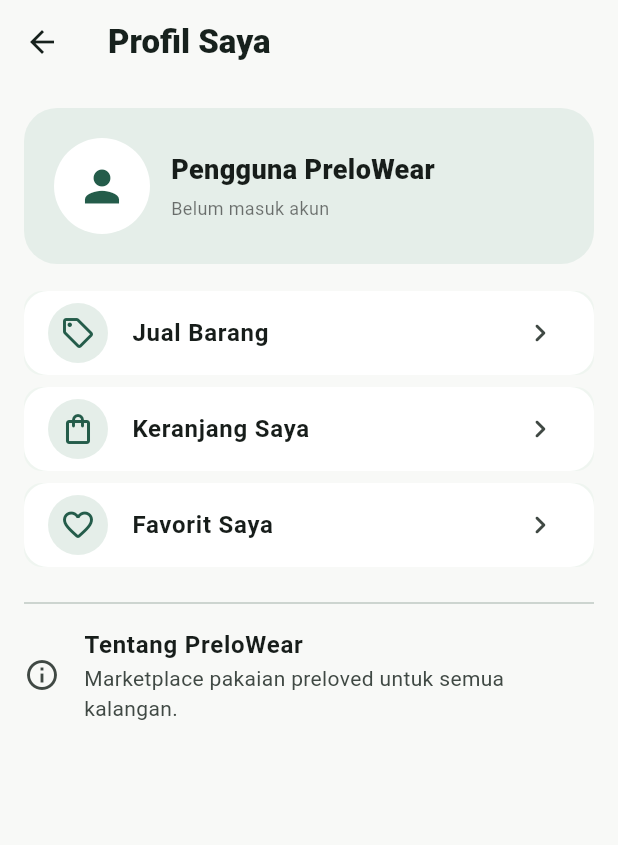
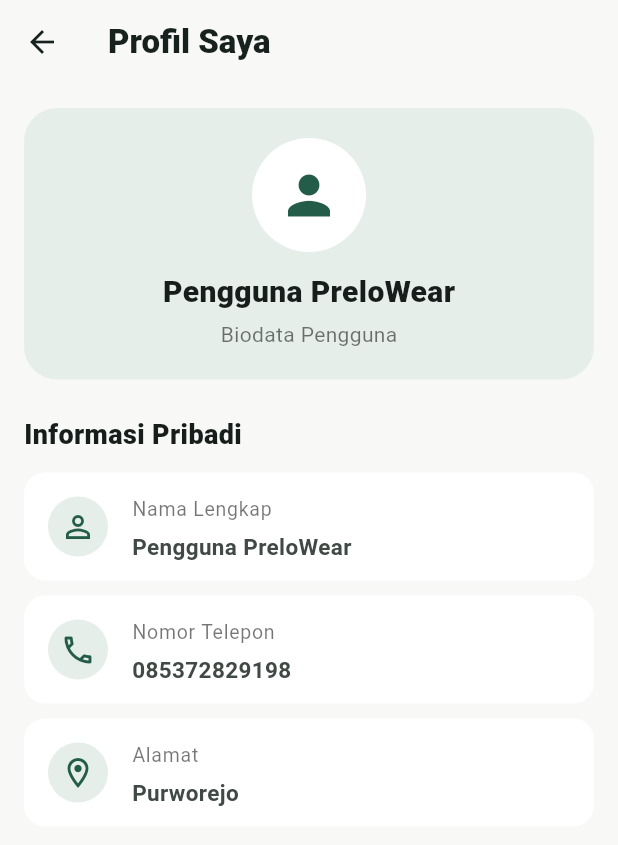
Before and after one commit to IchiMarchalinaPutriRaswa/praktikumPAB, a Flutter app: the ProfilePage screen opened directly, on a phone screen of 412 x 824 dp. Shown: the top 845 px of the screen. Run offline on Flutter 3.47's test engine with Material 3 defaults, Android fonts, the phone set to English and light mode, and no system bars; our stand-ins replace image_picker; network calls fail.

Commit message:
PreloWear

```diff
--- a/lib/pages/profile_page.dart
+++ b/lib/pages/profile_page.dart
@@ -1,8 +1,7 @@
 import 'package:flutter/material.dart';
 import '../favorite_store.dart';
+import '../product_store.dart';
 import '../widgets/product_card.dart';
-import 'sell_page.dart';
-import 'cart_page.dart';
 import 'product_detail_page.dart';
 
 class ProfilePage extends StatelessWidget {
@@ -11,45 +10,45 @@
   @override
   Widget build(BuildContext context) => Scaffold(
     appBar: AppBar(title: const Text('Profil Saya', style: TextStyle(fontWeight: FontWeight.w800))),
-    body: ListView(
-      padding: const EdgeInsets.all(16),
-      children: [
+    body: ListView(padding: const EdgeInsets.all(16), children: [
       Container(
         padding: const EdgeInsets.all(20),
         decoration: BoxDecoration(color: const Color(0xFFE5EEE9), borderRadius: BorderRadius.circular(22)),
-          child: const Row(children: [
-            CircleAvatar(radius: 32, backgroundColor: Colors.white, child: Icon(Icons.person, size: 34, color: Color(0xFF245C4A))),
-            SizedBox(width: 14),
-            Column(crossAxisAlignment: CrossAxisAlignment.start, children: [
-              Text('Pengguna PreloWear', style: TextStyle(fontSize: 18, fontWeight: FontWeight.w800)),
+        child: const Column(children: [
+          CircleAvatar(radius: 38, backgroundColor: Colors.white, child: Icon(Icons.person, size: 42, color: Color(0xFF245C4A))),
+          SizedBox(height: 12),
+          Text('Pengguna PreloWear', style: TextStyle(fontSize: 20, fontWeight: FontWeight.w800)),
           SizedBox(height: 4),
-              Text('Belum masuk akun', style: TextStyle(color: Colors.black54, fontSize: 12)),
-            ]),
+          Text('Biodata Pengguna', style: TextStyle(color: Colors.black54)),
         ]),
       ),
-        const SizedBox(height: 18),
-        _Menu(icon: Icons.sell_outlined, title: 'Jual Barang',
-            onTap: () => Navigator.push(context, MaterialPageRoute(builder: (_) => const SellPage()))),
-        _Menu(icon: Icons.shopping_bag_outlined, title: 'Keranjang Saya',
-            onTap: () => Navigator.push(context, MaterialPageRoute(builder: (_) => const CartPage()))),
-        ValueListenableBuilder<Set<String>>(
-          valueListenable: FavoriteStore.favorites,
-          builder: (context, favorites, _) => _Menu(
-            icon: Icons.favorite_border_rounded,
-            title: 'Favorit Saya',
-            trailing: favorites.isEmpty ? null : '${favorites.length}',
-            onTap: () => Navigator.push(context, MaterialPageRoute(builder: (_) => const FavoritePage())),
+      const SizedBox(height: 24),
+      const Text('Informasi Pribadi', style: TextStyle(fontSize: 18, fontWeight: FontWeight.w800)),
+      const SizedBox(height: 12),
+      const _BiodataTile(icon: Icons.person_outline, title: 'Nama Lengkap', value: 'Pengguna PreloWear'),
+      const _BiodataTile(icon: Icons.phone_outlined, title: 'Nomor Telepon', value: '085372829198'),
+      const _BiodataTile(icon: Icons.location_on_outlined, title: 'Alamat', value: 'Purworejo'),
+    ]),
+  );
+}
+
+class _BiodataTile extends StatelessWidget {
+  final IconData icon;
+  final String title, value;
+
+  const _BiodataTile({required this.icon, required this.title, required this.value});
+
+  @override
+  Widget build(BuildContext context) => Card(
+    elevation: 0, margin: const EdgeInsets.only(bottom: 10), color: Colors.white,
+    shape: RoundedRectangleBorder(borderRadius: BorderRadius.circular(14)),
+    child: ListTile(
+      leading: CircleAvatar(backgroundColor: const Color(0xFFE5EEE9), child: Icon(icon, color: const Color(0xFF245C4A))),
+      title: Text(title, style: const TextStyle(fontSize: 13, color: Colors.black54)),
+      subtitle: Padding(
+        padding: const EdgeInsets.only(top: 4),
+        child: Text(value, style: const TextStyle(fontSize: 15, fontWeight: FontWeight.w600)),
       ),
-        ),
-        const SizedBox(height: 8),
-        const Divider(),
-        const ListTile(
-          contentPadding: EdgeInsets.zero,
-          leading: Icon(Icons.info_outline),
-          title: Text('Tentang PreloWear', style: TextStyle(fontWeight: FontWeight.w600)),
-          subtitle: Text('Marketplace pakaian preloved untuk semua kalangan.'),
-        ),
-      ],
     ),
   );
 }
@@ -57,20 +56,15 @@
 class FavoritePage extends StatelessWidget {
   const FavoritePage({super.key});
 
-  static const products = [
-    {'name': 'Basic Cotton T-Shirt', 'price': 'Rp45.000', 'condition': 'Kondisi sangat baik', 'image': 'https://images.unsplash.com/photo-1521572163474-6864f9cf17ab?w=600'},
-    {'name': 'Denim Jacket', 'price': 'Rp85.000', 'condition': 'Kondisi baik', 'image': 'https://images.unsplash.com/photo-1551028719-00167b16eac5?w=600'},
-    {'name': 'Casual Jeans', 'price': 'Rp65.000', 'condition': 'Kondisi sangat baik', 'image': 'https://images.unsplash.com/photo-1542272604-787c3835535d?w=600'},
-    {'name': 'Knit Sweater', 'price': 'Rp55.000', 'condition': 'Kondisi baik', 'image': 'https://images.unsplash.com/photo-1576566588028-4147f3842f27?w=600'},
-  ];
-
   @override
   Widget build(BuildContext context) => Scaffold(
     appBar: AppBar(title: const Text('Favorit Saya', style: TextStyle(fontWeight: FontWeight.w800))),
     body: ValueListenableBuilder<Set<String>>(
       valueListenable: FavoriteStore.favorites,
-      builder: (context, favorites, _) {
-        final items = products.where((p) => favorites.contains(p['name'])).toList();
+      builder: (context, favorites, _) => ValueListenableBuilder<List<ProductItem>>(
+        valueListenable: ProductStore.items,
+        builder: (context, products, _) {
+          final items = products.where((p) => favorites.contains(p.name)).toList();
 
           if (items.isEmpty) {
             return const Center(
@@ -81,8 +75,7 @@
                   SizedBox(height: 12),
                   Text('Belum ada favorit', style: TextStyle(fontSize: 18, fontWeight: FontWeight.w800)),
                   SizedBox(height: 6),
-                Text('Tekan ikon hati pada produk yang kamu sukai.', textAlign: TextAlign.center,
-                    style: TextStyle(color: Colors.black54)),
+                  Text('Tekan ikon hati pada produk yang kamu sukai.', textAlign: TextAlign.center, style: TextStyle(color: Colors.black54)),
                 ]),
               ),
             );
@@ -97,53 +90,16 @@
             itemBuilder: (context, index) {
               final p = items[index];
               return ProductCard(
-              name: p['name']!, price: p['price']!, condition: p['condition']!, imageUrl: p['image']!,
+                name: p.name, price: p.price, condition: p.condition,
+                imageUrl: p.imageUrl, imageBytes: p.imageBytes,
                 onTap: () => Navigator.push(context, MaterialPageRoute(builder: (_) => ProductDetailPage(
-                name: p['name']!, price: p['price']!, condition: p['condition']!, imageUrl: p['image']!,
+                  name: p.name, price: p.price, condition: p.condition, imageUrl: p.imageUrl, imageBytes: p.imageBytes,
                 ))),
               );
             },
           );
         },
       ),
-  );
-}
-
-class _Menu extends StatelessWidget {
-  final IconData icon;
-  final String title;
-  final String? trailing;
-  final VoidCallback onTap;
-
-  const _Menu({required this.icon, required this.title, required this.onTap, this.trailing});
-
-  @override
-  Widget build(BuildContext context) => Card(
-    elevation: 0,
-    margin: const EdgeInsets.only(bottom: 8),
-    child: ListTile(
-      shape: RoundedRectangleBorder(borderRadius: BorderRadius.circular(16)),
-      tileColor: Colors.white,
-      leading: CircleAvatar(
-        backgroundColor: const Color(0xFFE5EEE9),
-        child: Icon(icon, color: const Color(0xFF245C4A)),
-      ),
-      title: Text(title, style: const TextStyle(fontWeight: FontWeight.w600)),
-      trailing: Row(
-        mainAxisSize: MainAxisSize.min,
-        children: [
-          if (trailing != null) ...[
-            CircleAvatar(
-              radius: 12,
-              backgroundColor: const Color(0xFFE5EEE9),
-              child: Text(trailing!, style: const TextStyle(fontSize: 11, color: Color(0xFF245C4A), fontWeight: FontWeight.w800)),
-            ),
-            const SizedBox(width: 4),
-          ],
-          const Icon(Icons.chevron_right_rounded),
-        ],
-      ),
-      onTap: onTap,
     ),
   );
 }
```
Also changed, not shown: lib/pages/cart_page.dart (+21 -18 lines), lib/pages/checkout_page.dart (+49 -15 lines), lib/pages/home_page.dart (+13 -8 lines), lib/pages/product_detail_page.dart (+16 -34 lines), lib/pages/sell_page.dart (+28 -58 lines). Lines whose indentation alone changed are shown as unchanged.
